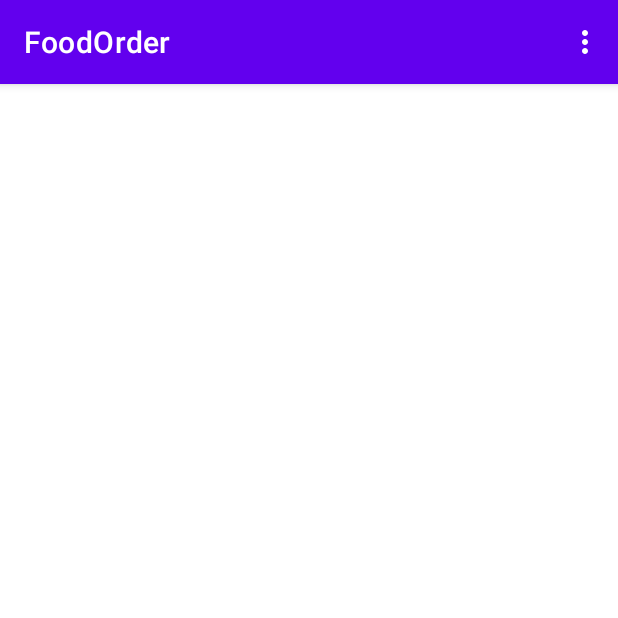
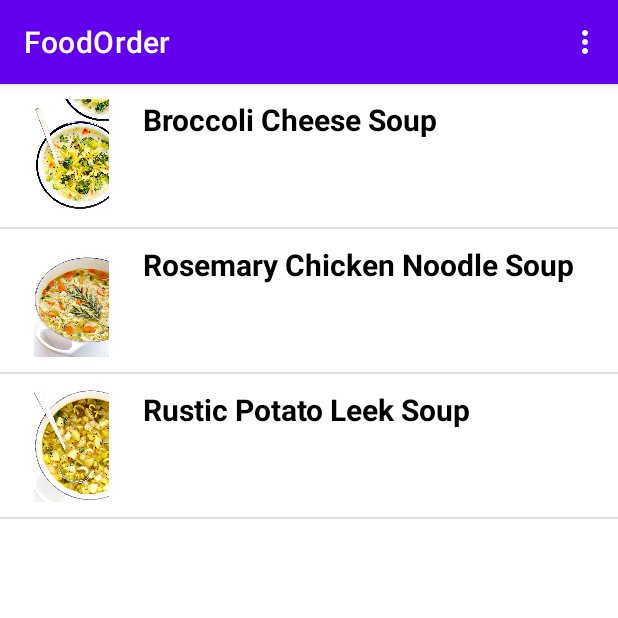
Before and after one commit to buitrbao222/mobile-sms-order, an Android app: the screen it shows after launch (CookingBook before the commit, CookingBookActivity after it), in the options menu, after a tap on "Cooking Book", on a phone screen of 412 x 824 dp, the top half of it. Run offline under Robolectric (Android 15) with nearby library versions, the phone set to English and light mode, and no system bars.

Commit message:
Finish Cooking Book ListView

```diff
--- a/app/src/main/AndroidManifest.xml
+++ b/app/src/main/AndroidManifest.xml
@@ -11,9 +11,10 @@
         android:roundIcon="@mipmap/ic_launcher_round"
         android:supportsRtl="true"
         android:theme="@style/Theme.FoodOrder">
-        <activity android:name=".Landmarks"></activity>
-        <activity android:name=".CookingBook" />
-        <activity android:name=".TacoOrder">
+        <activity android:name=".BaseActivity"></activity>
+        <activity android:name=".LandmarksActivity" />
+        <activity android:name=".CookingBookActivity" />
+        <activity android:name=".TacoOrderActivity">
             <intent-filter>
                 <action android:name="android.intent.action.MAIN" />
 
--- a/app/src/main/java/com/example/main/BaseActivity.java
+++ b/app/src/main/java/com/example/main/BaseActivity.java
@@ -1,14 +1,16 @@
 package com.example.main;
+
+import androidx.appcompat.app.AppCompatActivity;
 
 import android.annotation.SuppressLint;
 import android.content.Intent;
+import android.os.Bundle;
 import android.view.Menu;
 import android.view.MenuInflater;
 import android.view.MenuItem;
 
-import androidx.appcompat.app.AppCompatActivity;
+public class BaseActivity extends AppCompatActivity {
 
-public class BaseActivity extends AppCompatActivity {
     @Override
     public boolean onCreateOptionsMenu(Menu menu) {
         MenuInflater inflater = getMenuInflater();
@@ -26,13 +28,13 @@ public class BaseActivity extends AppCompatActivity {
     public boolean onOptionsItemSelected(MenuItem item) {
         switch (item.getItemId()) {
             case R.id.menu_item_taco_order:
-                launchActivity(TacoOrder.class);
+                launchActivity(TacoOrderActivity.class);
                 return true;
             case R.id.menu_item_cooking_book:
-                launchActivity(CookingBook.class);
+                launchActivity(CookingBookActivity.class);
                 return true;
             case R.id.menu_item_landmarks:
-                launchActivity(Landmarks.class);
+                launchActivity(LandmarksActivity.class);
                 return true;
 
             default:
--- /dev/null
+++ b/app/src/main/java/com/example/main/CookingBookActivity.java
@@ -0,0 +1,29 @@
+package com.example.main;
+
+import android.os.Bundle;
+import android.widget.ListView;
+import android.widget.Toast;
+
+import java.util.ArrayList;
+
+public class CookingBookActivity extends BaseActivity {
+    @Override
+    protected void onCreate(Bundle savedInstanceState) {
+        super.onCreate(savedInstanceState);
+        setContentView(R.layout.cooking_book_activity);
+
+        ArrayList<Recipe> recipes = new ArrayList<Recipe>();
+        recipes.add(new Recipe("Broccoli Cheese Soup", R.drawable.broccoli_cheese_soup, "https://www.gimmesomeoven.com/broccoli-cheese-soup-recipe/"));
+        recipes.add(new Recipe("Rosemary Chicken Noodle Soup", R.drawable.rosemary_chicken_noodle_soup, "https://www.gimmesomeoven.com/rosemary-chicken-noodle-soup-recipe/"));
+        recipes.add(new Recipe("Rustic Potato Leek Soup", R.drawable.rustic_potato_leek_soup, "https://www.gimmesomeoven.com/rustic-potato-leek-soup/"));
+
+        CookingBookAdapter adapter = new CookingBookAdapter(this, recipes);
+
+        ListView listView = findViewById(R.id.cooking_book_listview);
+        listView.setAdapter(adapter);
+        listView.setOnItemClickListener((parent, view, position, id) -> {
+            Toast.makeText(this, "Tapped " + recipes.get(position).name, Toast.LENGTH_SHORT).show();
+        });
+    }
+
+}
--- /dev/null
+++ b/app/src/main/java/com/example/main/CookingBookAdapter.java
@@ -0,0 +1,38 @@
+package com.example.main;
+
+import android.content.Context;
+import android.view.LayoutInflater;
+import android.view.View;
+import android.view.ViewGroup;
+import android.widget.ArrayAdapter;
+import android.widget.ImageView;
+import android.widget.TextView;
+
+import androidx.annotation.NonNull;
+import androidx.annotation.Nullable;
+
+import java.util.ArrayList;
+
+public class CookingBookAdapter extends ArrayAdapter<Recipe> {
+    public CookingBookAdapter(Context context, ArrayList<Recipe> recipes) {
+        super(context, 0, recipes);
+    }
+
+    @NonNull
+    @Override
+    public View getView(int position, @Nullable View convertView, @NonNull ViewGroup parent) {
+        Recipe recipe = getItem(position);
+
+        if (convertView == null) {
+            convertView = LayoutInflater.from(getContext()).inflate(R.layout.cooking_book_row, parent, false);
+        }
+
+        ImageView recipeThumbnailView = convertView.findViewById(R.id.recipe_image);
+        recipeThumbnailView.setImageResource(recipe.thumbnail);
+
+        TextView recipeNameView = convertView.findViewById(R.id.recipe_name);
+        recipeNameView.setText(recipe.name);
+
+        return convertView;
+    }
+}
--- a/app/src/main/java/com/example/main/Landmarks.java
+++ /dev/null
@@ -1,14 +0,0 @@
-package com.example.main;
-
-import androidx.appcompat.app.AppCompatActivity;
-
-import android.os.Bundle;
-
-public class Landmarks extends AppCompatActivity {
-
-    @Override
-    protected void onCreate(Bundle savedInstanceState) {
-        super.onCreate(savedInstanceState);
-        setContentView(R.layout.landmarks);
-    }
-}
--- a/app/src/main/java/com/example/main/CookingBook.java
+++ b/app/src/main/java/com/example/main/LandmarksActivity.java
@@ -1,11 +1,14 @@
 package com.example.main;
+
+import androidx.appcompat.app.AppCompatActivity;
 
 import android.os.Bundle;
 
-public class CookingBook extends BaseActivity {
+public class LandmarksActivity extends BaseActivity {
+
     @Override
     protected void onCreate(Bundle savedInstanceState) {
         super.onCreate(savedInstanceState);
-        setContentView(R.layout.cooking_book);
+        setContentView(R.layout.landmarks_activity);
     }
 }
--- /dev/null
+++ b/app/src/main/java/com/example/main/Recipe.java
@@ -0,0 +1,13 @@
+package com.example.main;
+
+public class Recipe {
+    public String name;
+    public int thumbnail;
+    public String url;
+
+    public Recipe(String name, int thumbnail, String url) {
+        this.name = name;
+        this.thumbnail = thumbnail;
+        this.url = url;
+    }
+}
--- a/app/src/main/java/com/example/main/TacoOrder.java
+++ b/app/src/main/java/com/example/main/TacoOrderActivity.java
@@ -7,8 +7,6 @@ import android.os.Build;
 import android.os.Bundle;
 import android.telephony.SmsManager;
 import android.view.Gravity;
-import android.view.Menu;
-import android.view.MenuInflater;
 import android.widget.Button;
 import android.widget.CheckBox;
 import android.widget.LinearLayout;
@@ -19,11 +17,12 @@ import android.widget.Toast;
 import androidx.annotation.IdRes;
 import androidx.annotation.NonNull;
 import androidx.annotation.RequiresApi;
+import androidx.appcompat.app.AppCompatActivity;
 import androidx.core.app.ActivityCompat;
 
 import java.util.ArrayList;
 
-public class TacoOrder extends BaseActivity {
+public class TacoOrderActivity extends BaseActivity {
     private static final int SMS_PERMISSION_REQUEST_CODE = 1;
 
     public void centerToast(String content) {
@@ -105,7 +104,7 @@ public class TacoOrder extends BaseActivity {
     @Override
     protected void onCreate(Bundle savedInstanceState) {
         super.onCreate(savedInstanceState);
-        setContentView(R.layout.taco_order);
+        setContentView(R.layout.taco_order_activity);
 
         Button placeOrderButton = findViewById(R.id.place_order_button);
 
--- a/app/src/main/res/layout/cooking_book.xml
+++ /dev/null
@@ -1,9 +0,0 @@
-<?xml version="1.0" encoding="utf-8"?>
-<androidx.constraintlayout.widget.ConstraintLayout xmlns:android="http://schemas.android.com/apk/res/android"
-    xmlns:app="http://schemas.android.com/apk/res-auto"
-    xmlns:tools="http://schemas.android.com/tools"
-    android:layout_width="match_parent"
-    android:layout_height="match_parent"
-    tools:context=".CookingBook">
-
-</androidx.constraintlayout.widget.ConstraintLayout>
--- /dev/null
+++ b/app/src/main/res/layout/cooking_book_activity.xml
@@ -0,0 +1,12 @@
+<?xml version="1.0" encoding="utf-8"?>
+<LinearLayout xmlns:android="http://schemas.android.com/apk/res/android"
+              xmlns:tools="http://schemas.android.com/tools"
+              android:layout_width="match_parent"
+              android:layout_height="match_parent"
+              tools:context=".CookingBookActivity">
+
+    <ListView
+        android:id="@+id/cooking_book_listview"
+        android:layout_width="match_parent"
+        android:layout_height="match_parent" />
+</LinearLayout>
--- /dev/null
+++ b/app/src/main/res/layout/cooking_book_row.xml
@@ -0,0 +1,32 @@
+<?xml version="1.0" encoding="utf-8"?>
+<LinearLayout xmlns:android="http://schemas.android.com/apk/res/android"
+              xmlns:app="http://schemas.android.com/apk/res-auto"
+              android:layout_width="match_parent"
+              android:layout_height="wrap_content"
+              android:background="@color/white"
+              android:descendantFocusability="blocksDescendants"
+              android:orientation="horizontal"
+              android:padding="10dp">
+
+    <ImageView
+        android:id="@+id/recipe_image"
+        android:layout_width="75dp"
+        android:layout_height="75dp"
+        android:src="@mipmap/ic_launcher"
+        app:layout_constraintLeft_toLeftOf="parent"
+        app:layout_constraintTop_toTopOf="parent" />
+
+    <TextView
+        android:id="@+id/recipe_name"
+        android:layout_width="0dp"
+        android:layout_height="wrap_content"
+        android:layout_marginStart="10dp"
+        android:layout_marginLeft="10dp"
+        android:layout_weight="1"
+        android:text="Recipe Name"
+        android:textColor="#000"
+        android:textSize="20sp"
+        android:textStyle="bold"
+        app:layout_constraintLeft_toRightOf="@+id/recipe_image"
+        app:layout_constraintTop_toTopOf="parent" />
+</LinearLayout>
--- a/app/src/main/res/layout/landmarks.xml
+++ /dev/null
@@ -1,9 +0,0 @@
-<?xml version="1.0" encoding="utf-8"?>
-<androidx.constraintlayout.widget.ConstraintLayout xmlns:android="http://schemas.android.com/apk/res/android"
-    xmlns:app="http://schemas.android.com/apk/res-auto"
-    xmlns:tools="http://schemas.android.com/tools"
-    android:layout_width="match_parent"
-    android:layout_height="match_parent"
-    tools:context=".Landmarks">
-
-</androidx.constraintlayout.widget.ConstraintLayout>
--- /dev/null
+++ b/app/src/main/res/layout/landmarks_activity.xml
@@ -0,0 +1,8 @@
+<?xml version="1.0" encoding="utf-8"?>
+<androidx.constraintlayout.widget.ConstraintLayout xmlns:android="http://schemas.android.com/apk/res/android"
+                                                   xmlns:tools="http://schemas.android.com/tools"
+                                                   android:layout_width="match_parent"
+                                                   android:layout_height="match_parent"
+                                                   tools:context=".LandmarksActivity">
+
+</androidx.constraintlayout.widget.ConstraintLayout>
--- a/app/src/main/res/layout/taco_order.xml
+++ b/app/src/main/res/layout/taco_order_activity.xml
@@ -8,7 +8,7 @@
                                                    android:background="#FFFFFF"
                                                    android:padding="10dp"
                                                    android:stretchColumns="*"
-    tools:context=".TacoOrder">
+                                                   tools:context=".TacoOrderActivity">
 
 
     <LinearLayout
```
Also changed, not shown: app/src/main/res/drawable/broccoli_cheese_soup.jpg (added), app/src/main/res/drawable/rosemary_chicken_noodle_soup.jpg (added), app/src/main/res/drawable/rustic_potato_leek_soup.jpg (added). Lines whose indentation alone changed are shown as unchanged.
